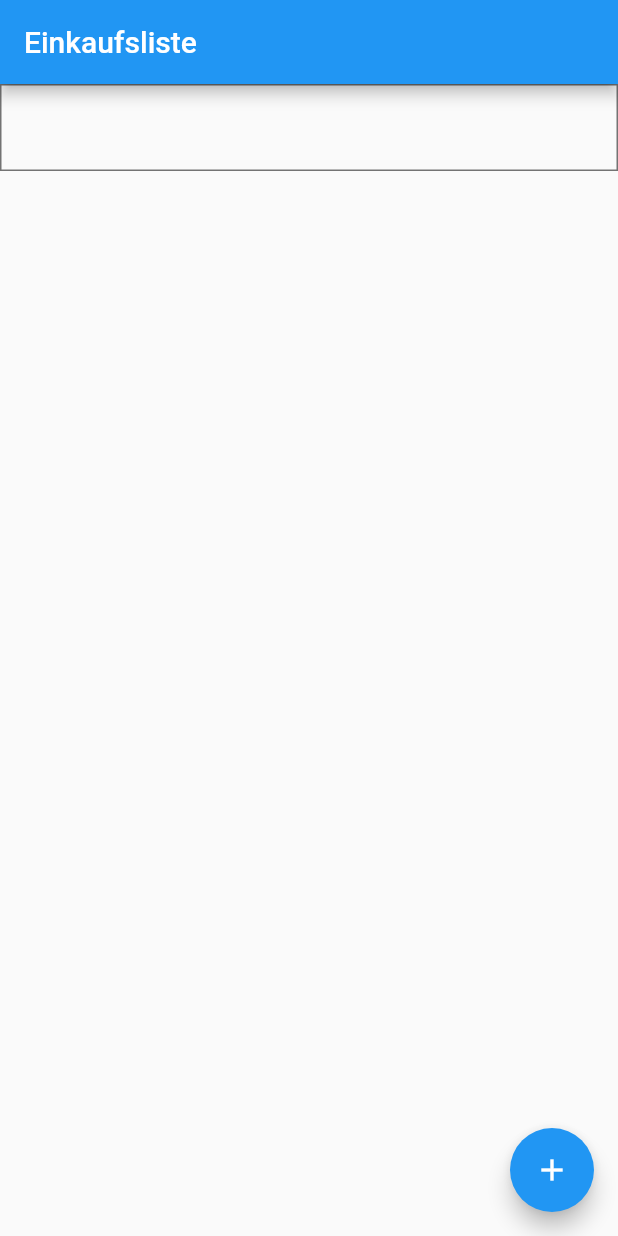
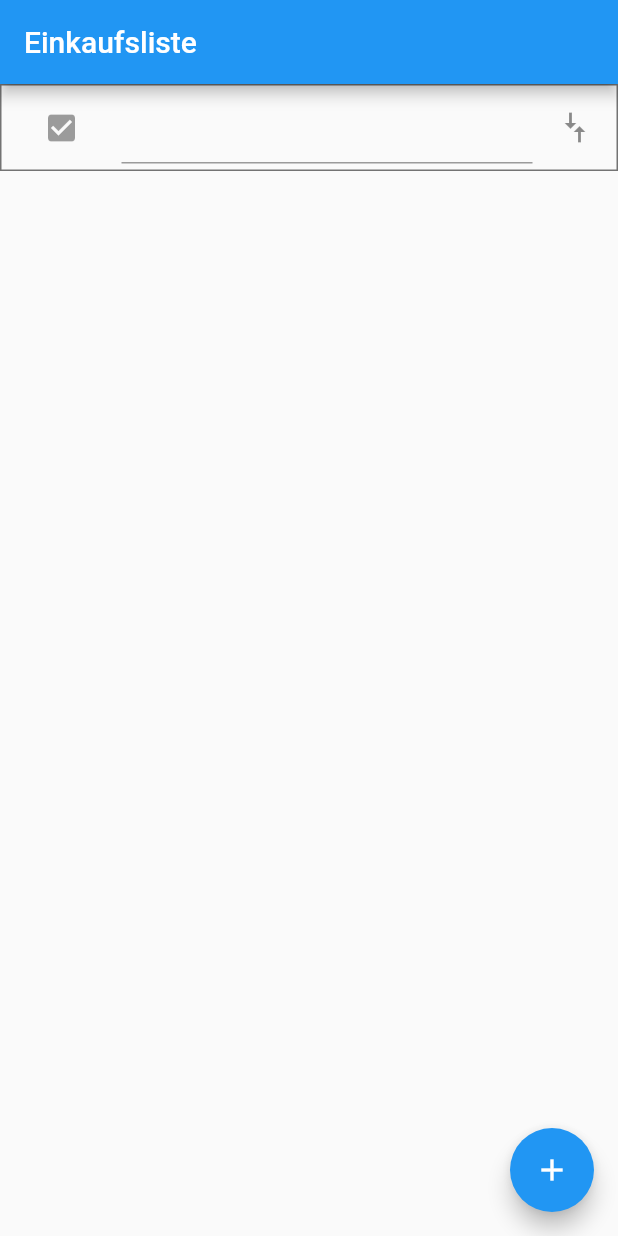
Before and after one commit to thomaszub/einkaufsliste, a Flutter app: the screen it shows after launch, after a tap on the "add" icon, on a phone screen of 412 x 824 dp. Run offline on Flutter 3.47's test engine with Material 2 defaults, Android fonts, the phone set to English and light mode, and no system bars.

Commit message:
TextField and Icons added

```diff
--- a/lib/list_item.dart
+++ b/lib/list_item.dart
@@ -1,5 +1,7 @@
+import 'package:flutter/material.dart';
+
 class ListItem {
-  String key;
+  final Key key;
   String text;
   bool done = false;
 
--- a/lib/list_item_widget.dart
+++ b/lib/list_item_widget.dart
@@ -1,20 +1,51 @@
 import 'package:einkaufsliste/list_item.dart';
 import 'package:flutter/material.dart';
+import 'dart:math' as math;
 
-class ListItemWidget extends StatelessWidget {
-  final String _text;
+class ListItemWidget extends StatefulWidget {
+  final ListItem _item;
   final void Function(ListItem) _callback;
 
-  const ListItemWidget(Key key, this._text, this._callback) : super(key: key);
+  ListItemWidget(this._item, this._callback) : super(key: _item.key);
+
+  @override
+  State<ListItemWidget> createState() => _ListItemWidgetState();
+}
+
+class _ListItemWidgetState extends State<ListItemWidget> {
+  late TextEditingController _controller;
+
+  @override
+  void initState() {
+    super.initState();
+    _controller = TextEditingController();
+  }
+
+  @override
+  void dispose() {
+    _controller.dispose();
+    super.dispose();
+  }
 
   @override
   Widget build(BuildContext context) {
     return Container(
-        key: key,
+        key: widget.key,
         decoration: BoxDecoration(border: Border.all(color: Colors.black54)),
         child: ListTile(
-          key: key,
-          title: Text(_text),
-        ));
+            key: widget.key,
+            leading: IconButton(
+              icon: const Icon(Icons.check_box),
+              onPressed: null,
+            ),
+            //leading: const Icon(Icons.check_box_outline_blank),
+            title: TextField(
+              controller: _controller,
+              onSubmitted: (value) =>
+                  widget._callback(ListItem(widget._item.key, value)),
+            ),
+            trailing: Transform.rotate(
+                angle: 0.5 * math.pi,
+                child: const Icon(Icons.compare_arrows))));
   }
 }
--- a/lib/list_widget.dart
+++ b/lib/list_widget.dart
@@ -19,7 +19,7 @@ class _ListWidgetState extends State<ListWidget> {
 
   void _addListItem() {
     setState(() {
-      _list.add(ListItem(uuid.v4(), ""));
+      _list.add(ListItem(Key(uuid.v4()), ""));
     });
   }
 
@@ -61,9 +61,8 @@ class _ListWidgetState extends State<ListWidget> {
         title: Text(widget.title),
       ),
       body: ReorderableListView(
-          children: _list
-              .map((e) => ListItemWidget(Key(e.key), e.text, _updateListItem))
-              .toList(),
+          children:
+              _list.map((e) => ListItemWidget(e, _updateListItem)).toList(),
           onReorder: _updateListOrder),
       floatingActionButton: FloatingActionButton(
         onPressed: _addListItem,
```
